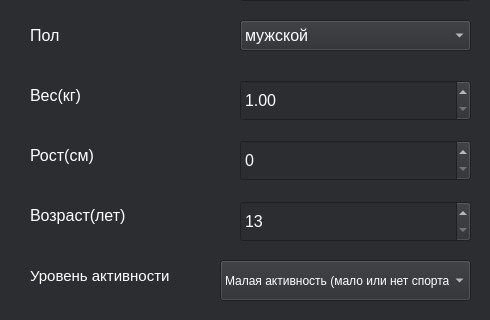
chagochka/SlimSecret, file designs/registr.ui: the form before one commit; both pictures show x 0 to 490 and y 140 to 460 of the 490 by 632 pixel window.
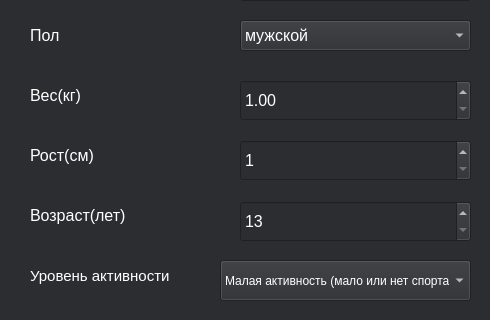
The form after the commit. Icons and pictures are not drawn.

Commit message: зменен дизайн

Patch:
```diff
--- a/designs/registr.ui
+++ b/designs/registr.ui
@@ -444,6 +444,9 @@
      <string notr="true">border-color: rgb(255, 255, 255);
 color: rgb(255, 255, 255);</string>
     </property>
+    <property name="minimum">
+     <number>1</number>
+    </property>
     <property name="maximum">
      <number>300</number>
     </property>
```
The commit also changes 1 other file.
